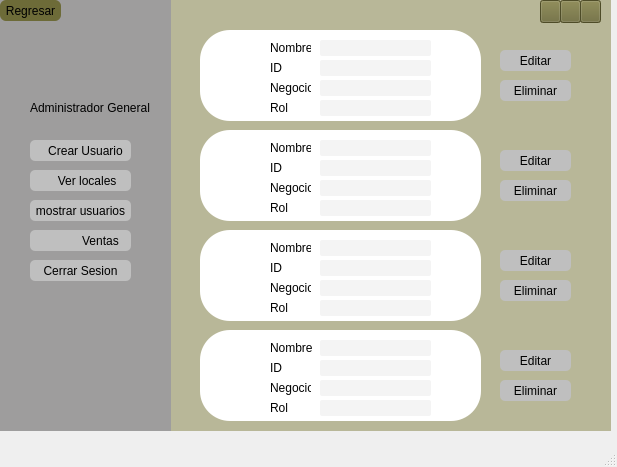
The window that Vistas/Admi.G(mostrarusuarios).ui (BlacKomm636/ProyectoPOO) describes before a commit, drawn with Qt 5.
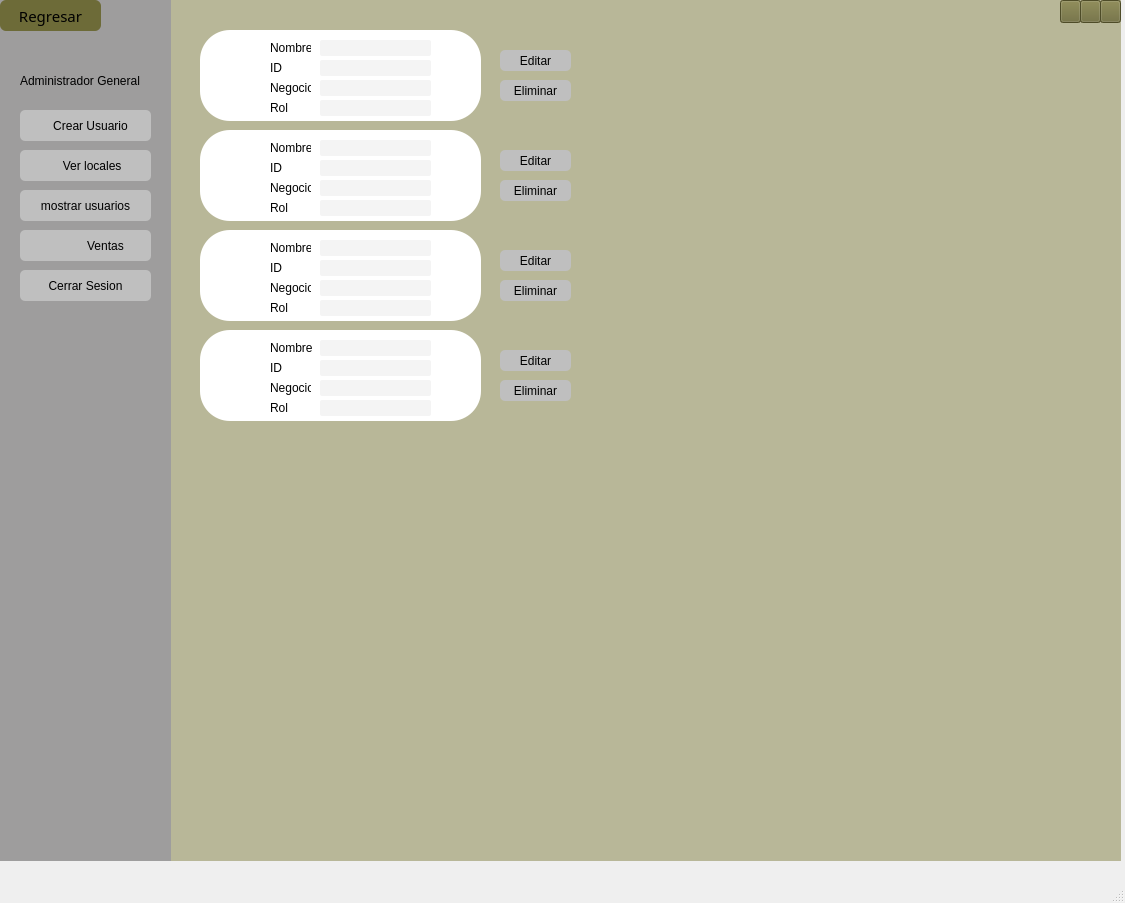
The same window after the commit. Icons and pictures are not drawn.

Patch:
```diff
--- a/Vistas/Admi.G(mostrarusuarios).ui
+++ b/Vistas/Admi.G(mostrarusuarios).ui
@@ -6,10 +6,16 @@
    <rect>
     <x>0</x>
     <y>0</y>
-    <width>617</width>
-    <height>467</height>
+    <width>1125</width>
+    <height>903</height>
    </rect>
   </property>
+  <property name="sizePolicy">
+   <sizepolicy hsizetype="Maximum" vsizetype="Maximum">
+    <horstretch>0</horstretch>
+    <verstretch>0</verstretch>
+   </sizepolicy>
+  </property>
   <property name="windowTitle">
    <string>MainWindow</string>
   </property>
@@ -19,8 +25,8 @@
      <rect>
       <x>0</x>
       <y>0</y>
-      <width>611</width>
-      <height>431</height>
+      <width>1121</width>
+      <height>861</height>
      </rect>
     </property>
     <property name="styleSheet">
@@ -33,7 +39,7 @@
        <x>0</x>
        <y>0</y>
        <width>171</width>
-       <height>431</height>
+       <height>861</height>
       </rect>
      </property>
      <property name="styleSheet">
@@ -77,10 +83,10 @@
      <widget class="QLabel" name="label_2">
       <property name="geometry">
        <rect>
-        <x>30</x>
-        <y>100</y>
+        <x>20</x>
+        <y>70</y>
         <width>121</width>
-        <height>16</height>
+        <height>21</height>
        </rect>
       </property>
       <property name="styleSheet">
@@ -93,10 +99,10 @@
      <widget class="QPushButton" name="pushButton">
       <property name="geometry">
        <rect>
-        <x>30</x>
-        <y>140</y>
-        <width>101</width>
-        <height>21</height>
+        <x>20</x>
+        <y>110</y>
+        <width>131</width>
+        <height>31</height>
        </rect>
       </property>
       <property name="styleSheet">
@@ -115,10 +121,10 @@
      <widget class="QPushButton" name="pushButton_2">
       <property name="geometry">
        <rect>
-        <x>30</x>
-        <y>170</y>
-        <width>101</width>
-        <height>21</height>
+        <x>20</x>
+        <y>150</y>
+        <width>131</width>
+        <height>31</height>
        </rect>
       </property>
       <property name="styleSheet">
@@ -137,10 +143,10 @@
      <widget class="QPushButton" name="pushButton_3">
       <property name="geometry">
        <rect>
-        <x>30</x>
-        <y>200</y>
-        <width>101</width>
-        <height>21</height>
+        <x>20</x>
+        <y>190</y>
+        <width>131</width>
+        <height>31</height>
        </rect>
       </property>
       <property name="styleSheet">
@@ -159,10 +165,10 @@
      <widget class="QPushButton" name="pushButton_4">
       <property name="geometry">
        <rect>
-        <x>30</x>
+        <x>20</x>
         <y>230</y>
-        <width>101</width>
-        <height>21</height>
+        <width>131</width>
+        <height>31</height>
        </rect>
       </property>
       <property name="styleSheet">
@@ -181,10 +187,10 @@
      <widget class="QPushButton" name="pushButton_5">
       <property name="geometry">
        <rect>
-        <x>30</x>
-        <y>260</y>
-        <width>101</width>
-        <height>21</height>
+        <x>20</x>
+        <y>270</y>
+        <width>131</width>
+        <height>31</height>
        </rect>
       </property>
       <property name="styleSheet">
@@ -227,10 +233,19 @@
        <rect>
         <x>0</x>
         <y>0</y>
-        <width>61</width>
-        <height>21</height>
+        <width>101</width>
+        <height>31</height>
        </rect>
       </property>
+      <property name="font">
+       <font>
+        <family>Arial Black</family>
+        <pointsize>11</pointsize>
+        <weight>10</weight>
+        <italic>false</italic>
+        <bold>false</bold>
+       </font>
+      </property>
       <property name="styleSheet">
        <string notr="true">border-radius: 6px;
 font: 7pt &quot;MS Shell Dlg 2&quot;;
@@ -1106,7 +1121,7 @@
     <widget class="QPushButton" name="pushButton_15">
      <property name="geometry">
       <rect>
-       <x>580</x>
+       <x>1100</x>
        <y>0</y>
        <width>21</width>
        <height>23</height>
@@ -1126,7 +1141,7 @@
     <widget class="QPushButton" name="pushButton_16">
      <property name="geometry">
       <rect>
-       <x>560</x>
+       <x>1080</x>
        <y>0</y>
        <width>21</width>
        <height>23</height>
@@ -1146,7 +1161,7 @@
     <widget class="QPushButton" name="pushButton_17">
      <property name="geometry">
       <rect>
-       <x>540</x>
+       <x>1060</x>
        <y>0</y>
        <width>21</width>
        <height>23</height>
```
Left out of the diff: 7 changed lines with no effect on the pictures.
